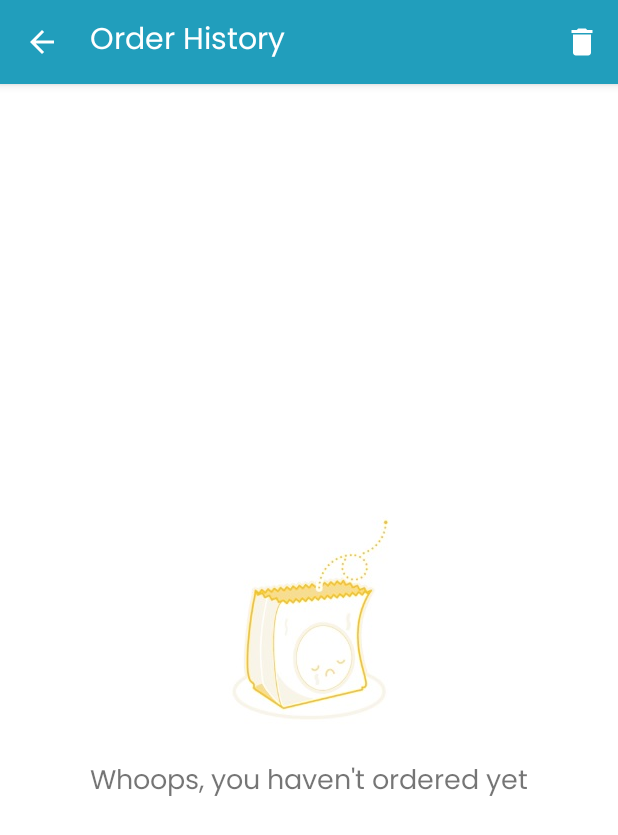
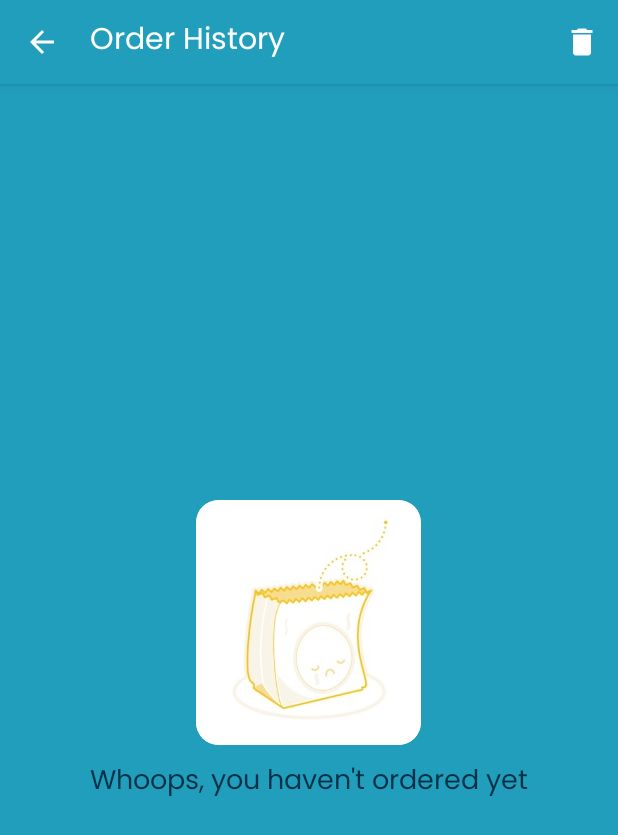
Before and after one commit to To-Rex/DiSO, an Android app: the ActivityHistory screen opened directly, with no data from a screen before it, on a phone screen of 412 x 824 dp. Shown: the top 835 px of the screen. Run offline under Robolectric (Android 15) with nearby library versions, the phone set to English and light mode, and no system bars; network calls fail.

Commit message:
first commit

```diff
--- a/app/src/main/java/com/app/ecommerce/fragments/FragmentProfile.java
+++ b/app/src/main/java/com/app/ecommerce/fragments/FragmentProfile.java
@@ -23,7 +23,6 @@
 import java.util.Objects;
 
 public class FragmentProfile extends Fragment {
-
     private SharedPref sharedPref;
     TextView txt_user_name;
     TextView txt_user_email;
@@ -32,11 +31,9 @@
     MaterialRippleLayout btn_edit_user;
     CardView btn_order_history, btn_rate, btn_share, btn_privacy;
     LinearLayout lyt_root;
-
     @Override
     public View onCreateView(LayoutInflater inflater, ViewGroup container, Bundle savedInstanceState) {
         View view = inflater.inflate(R.layout.fragment_profile, container, false);
-
         sharedPref = new SharedPref(getActivity());
 
         lyt_root = view.findViewById(R.id.lyt_root);
@@ -80,13 +77,10 @@
             intent.setType("text/plain");
             startActivity(intent);
         });
-
         btn_privacy = view.findViewById(R.id.btn_privacy);
         btn_privacy.setOnClickListener(v -> startActivity(new Intent(Intent.ACTION_VIEW, Uri.parse(getString(R.string.privacy_policy_url)))));
-
         return view;
     }
-
     @Override
     public void onResume() {
         txt_user_name.setText(sharedPref.getYourName());
--- a/app/src/main/res/layout/include_empty_history.xml
+++ b/app/src/main/res/layout/include_empty_history.xml
@@ -1,20 +1,29 @@
 <?xml version="1.0" encoding="utf-8"?>
 <LinearLayout xmlns:android="http://schemas.android.com/apk/res/android"
+    xmlns:tools="http://schemas.android.com/tools"
     android:layout_width="match_parent"
     android:layout_height="match_parent"
-    android:background="@color/white"
+    xmlns:app="http://schemas.android.com/apk/res-auto"
+    android:background="@color/color_2"
     android:gravity="center"
     android:orientation="vertical">
-
-    <ImageView
+    <androidx.cardview.widget.CardView
         android:layout_width="wrap_content"
         android:layout_height="wrap_content"
-        android:src="@drawable/img_empty_history" />
+        app:cardCornerRadius="15dp"
+        app:cardElevation="0dp">
+        <ImageView
+            android:layout_width="wrap_content"
+            android:layout_height="wrap_content"
+            android:src="@drawable/img_empty_history"
+            tools:ignore="ContentDescription" />
+    </androidx.cardview.widget.CardView>
 
     <TextView
         android:id="@+id/no_item_message"
         android:layout_width="wrap_content"
         android:layout_height="wrap_content"
+        android:textColor="@color/color_3"
         android:layout_margin="10dp"
         android:text="@string/whoops_you_haven_t_ordered_yet"
         android:textSize="18sp" />
```
Also changed, not shown: app/src/main/res/layout/include_empty_cart.xml (+4 -3 lines).
